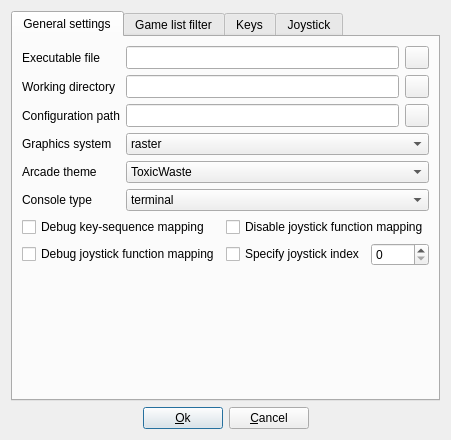
Before: the Qt Designer form arcademodesetup.ui in qmc2/qmc2-mame-fe, drawn with Qt 5.
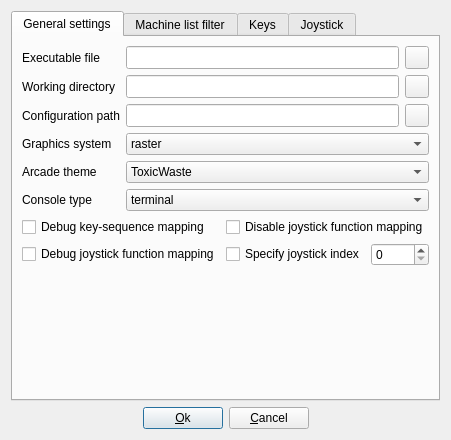
After: the same form once the commit is applied. Icons and pictures are not drawn.

Commit message: imp: globally replaced the term 'game' with a corresponding 'machine' pendant

What changed in the file:
```diff
--- a/arcademodesetup.ui
+++ b/arcademodesetup.ui
@@ -386,7 +386,7 @@
      </widget>
      <widget class="QWidget" name="tabFilter">
       <attribute name="title">
-       <string>Game list filter</string>
+       <string>Machine list filter</string>
       </attribute>
       <layout class="QGridLayout" name="gridLayout">
        <item row="5" column="0" colspan="4">
```
Left out of the diff: 8 changed lines with no effect on the pictures. The commit also changes 62 other files.
